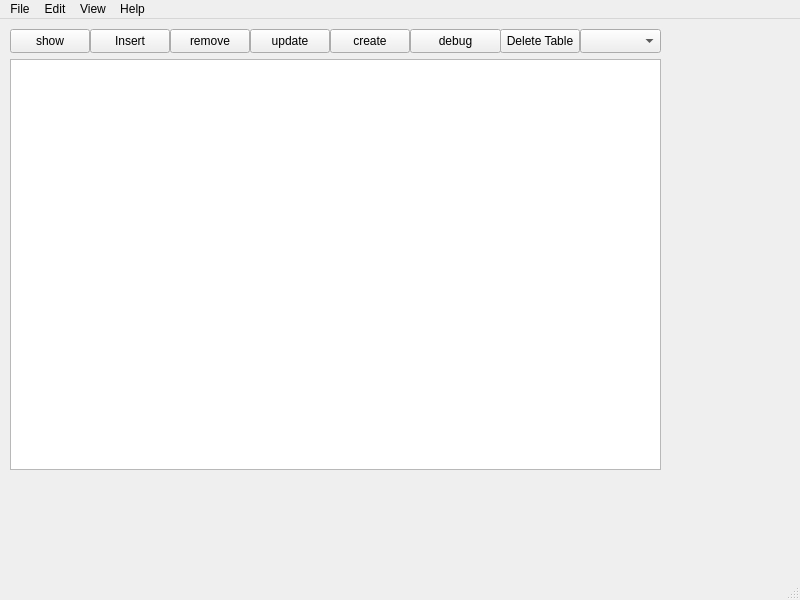
Above: mainwindow.ui from Black-Art-001/School-Management before the change. Below: the same form after it.
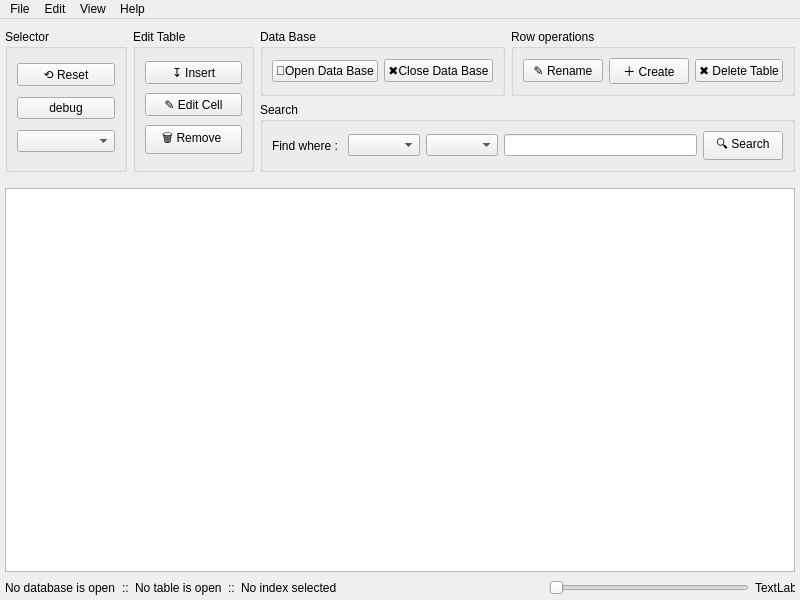
That is the form after the change. Icons and pictures are not drawn.

Patch:
```diff
--- a/mainwindow.ui
+++ b/mainwindow.ui
@@ -14,117 +14,285 @@
    <string>MainWindow</string>
   </property>
   <widget class="QWidget" name="centralwidget">
-   <widget class="QTableView" name="tableView">
-    <property name="geometry">
-     <rect>
-      <x>10</x>
-      <y>40</y>
-      <width>651</width>
-      <height>411</height>
-     </rect>
+   <layout class="QVBoxLayout" name="verticalLayout">
+    <property name="leftMargin">
+     <number>5</number>
     </property>
-   </widget>
-   <widget class="QPushButton" name="show_table">
-    <property name="geometry">
-     <rect>
-      <x>10</x>
-      <y>10</y>
-      <width>80</width>
-      <height>24</height>
-     </rect>
+    <property name="topMargin">
+     <number>0</number>
     </property>
-    <property name="text">
-     <string>show</string>
+    <property name="rightMargin">
+     <number>5</number>
     </property>
-   </widget>
-   <widget class="QPushButton" name="insert_table">
-    <property name="geometry">
-     <rect>
-      <x>90</x>
-      <y>10</y>
-      <width>80</width>
-      <height>24</height>
-     </rect>
+    <property name="bottomMargin">
+     <number>2</number>
     </property>
-    <property name="text">
-     <string>Insert</string>
-    </property>
-   </widget>
-   <widget class="QPushButton" name="remove">
-    <property name="geometry">
-     <rect>
-      <x>170</x>
-      <y>10</y>
-      <width>80</width>
-      <height>24</height>
-     </rect>
-    </property>
-    <property name="text">
-     <string>remove</string>
-    </property>
-   </widget>
-   <widget class="QPushButton" name="edit_cell">
-    <property name="geometry">
-     <rect>
-      <x>250</x>
-      <y>10</y>
-      <width>80</width>
-      <height>24</height>
-     </rect>
-    </property>
-    <property name="text">
-     <string>update</string>
-    </property>
-   </widget>
-   <widget class="QComboBox" name="select_table">
-    <property name="geometry">
-     <rect>
-      <x>580</x>
-      <y>10</y>
-      <width>81</width>
-      <height>24</height>
-     </rect>
-    </property>
-   </widget>
-   <widget class="QPushButton" name="pushButton">
-    <property name="geometry">
-     <rect>
-      <x>410</x>
-      <y>10</y>
-      <width>91</width>
-      <height>24</height>
-     </rect>
-    </property>
-    <property name="text">
-     <string>debug</string>
-    </property>
-   </widget>
-   <widget class="QPushButton" name="create">
-    <property name="geometry">
-     <rect>
-      <x>330</x>
-      <y>10</y>
-      <width>80</width>
-      <height>24</height>
-     </rect>
-    </property>
-    <property name="text">
-     <string>create</string>
-    </property>
-   </widget>
-   <widget class="QPushButton" name="dropTable">
-    <property name="geometry">
-     <rect>
-      <x>500</x>
-      <y>10</y>
-      <width>80</width>
-      <height>24</height>
-     </rect>
-    </property>
-    <property name="text">
-     <string>Delete Table</string>
-    </property>
-   </widget>
+    <item>
+     <layout class="QGridLayout" name="gridLayout" rowstretch="0,0">
+      <property name="sizeConstraint">
+       <enum>QLayout::SizeConstraint::SetDefaultConstraint</enum>
+      </property>
+      <property name="leftMargin">
+       <number>0</number>
+      </property>
+      <property name="topMargin">
+       <number>10</number>
+      </property>
+      <property name="rightMargin">
+       <number>0</number>
+      </property>
+      <property name="bottomMargin">
+       <number>10</number>
+      </property>
+      <item row="0" column="3">
+       <widget class="QGroupBox" name="groupBox_5">
+        <property name="title">
+         <string>Data Base</string>
+        </property>
+        <layout class="QHBoxLayout" name="horizontalLayout_3">
+         <item>
+          <widget class="QPushButton" name="OpenDataBase">
+           <property name="text">
+            <string>📂Open Data Base</string>
+           </property>
+          </widget>
+         </item>
+         <item>
+          <widget class="QPushButton" name="closeDataBase">
+           <property name="text">
+            <string>✖Close Data Base</string>
+           </property>
+          </widget>
+         </item>
+        </layout>
+       </widget>
+      </item>
+      <item row="0" column="4">
+       <widget class="QGroupBox" name="groupBox">
+        <property name="title">
+         <string>Row operations</string>
+        </property>
+        <layout class="QHBoxLayout" name="horizontalLayout_2">
+         <item>
+          <widget class="QPushButton" name="renamTable">
+           <property name="text">
+            <string>✎ Rename</string>
+           </property>
+          </widget>
+         </item>
+         <item>
+          <widget class="QPushButton" name="create">
+           <property name="text">
+            <string>＋ Create</string>
+           </property>
+          </widget>
+         </item>
+         <item>
+          <widget class="QPushButton" name="dropTable">
+           <property name="text">
+            <string>✖ Delete Table</string>
+           </property>
+          </widget>
+         </item>
+        </layout>
+       </widget>
+      </item>
+      <item row="0" column="0" rowspan="2">
+       <widget class="QGroupBox" name="groupBox_2">
+        <property name="maximumSize">
+         <size>
+          <width>250</width>
+          <height>16777215</height>
+         </size>
+        </property>
+        <property name="title">
+         <string>Selector</string>
+        </property>
+        <layout class="QVBoxLayout" name="verticalLayout_3">
+         <item>
+          <widget class="QPushButton" name="show_table">
+           <property name="text">
+            <string>⟲ Reset</string>
+           </property>
+          </widget>
+         </item>
+         <item>
+          <widget class="QPushButton" name="pushButton">
+           <property name="text">
+            <string>debug</string>
+           </property>
+          </widget>
+         </item>
+         <item>
+          <widget class="QComboBox" name="select_table"/>
+         </item>
+        </layout>
+       </widget>
+      </item>
+      <item row="0" column="1" rowspan="2">
+       <widget class="QGroupBox" name="groupBox_3">
+        <property name="maximumSize">
+         <size>
+          <width>300</width>
+          <height>16777215</height>
+         </size>
+        </property>
+        <property name="title">
+         <string>Edit Table</string>
+        </property>
+        <layout class="QVBoxLayout" name="verticalLayout_2">
+         <property name="leftMargin">
+          <number>9</number>
+         </property>
+         <item>
+          <widget class="QPushButton" name="insert_table">
+           <property name="text">
+            <string>↧ Insert</string>
+           </property>
+          </widget>
+         </item>
+         <item>
+          <widget class="QPushButton" name="edit_cell">
+           <property name="text">
+            <string>✎ Edit Cell</string>
+           </property>
+          </widget>
+         </item>
+         <item>
+          <widget class="QPushButton" name="remove">
+           <property name="text">
+            <string>🗑 Remove </string>
+           </property>
+          </widget>
+         </item>
+        </layout>
+       </widget>
+      </item>
+      <item row="1" column="3" colspan="2">
+       <widget class="QGroupBox" name="groupBox_4">
+        <property name="title">
+         <string>Search</string>
+        </property>
+        <layout class="QHBoxLayout" name="horizontalLayout">
+         <item>
+          <widget class="QLabel" name="label">
+           <property name="text">
+            <string>Find where : </string>
+           </property>
+          </widget>
+         </item>
+         <item>
+          <widget class="QComboBox" name="ColName"/>
+         </item>
+         <item>
+          <widget class="QComboBox" name="operation_tags"/>
+         </item>
+         <item>
+          <widget class="QLineEdit" name="key"/>
+         </item>
+         <item>
+          <widget class="QPushButton" name="searchBox">
+           <property name="text">
+            <string>🔍 Search</string>
+           </property>
+          </widget>
+         </item>
+        </layout>
+       </widget>
+      </item>
+     </layout>
+    </item>
+    <item>
+     <widget class="QTableView" name="tableView"/>
+    </item>
+    <item>
+     <layout class="QGridLayout" name="gridLayout_2">
+      <property name="topMargin">
+       <number>0</number>
+      </property>
+      <item row="0" column="5">
+       <spacer name="horizontalSpacer">
+        <property name="orientation">
+         <enum>Qt::Orientation::Horizontal</enum>
+        </property>
+        <property name="sizeHint" stdset="0">
+         <size>
+          <width>40</width>
+          <height>20</height>
+         </size>
+        </property>
+       </spacer>
+      </item>
+      <item row="0" column="1">
+       <widget class="QLabel" name="label_2">
+        <property name="text">
+         <string>::</string>
+        </property>
+       </widget>
+      </item>
+      <item row="0" column="6">
+       <widget class="QSlider" name="zoomSlider">
+        <property name="maximumSize">
+         <size>
+          <width>200</width>
+          <height>16777215</height>
+         </size>
+        </property>
+        <property name="minimum">
+         <number>50</number>
+        </property>
+        <property name="maximum">
+         <number>200</number>
+        </property>
+        <property name="orientation">
+         <enum>Qt::Orientation::Horizontal</enum>
+        </property>
+       </widget>
+      </item>
+      <item row="0" column="4">
+       <widget class="QLabel" name="index">
+        <property name="text">
+         <string>No index selected</string>
+        </property>
+       </widget>
+      </item>
+      <item row="0" column="7">
+       <widget class="QLabel" name="zoomPercent">
+        <property name="maximumSize">
+         <size>
+          <width>40</width>
+          <height>16777215</height>
+         </size>
+        </property>
+        <property name="text">
+         <string>TextLabel</string>
+        </property>
+       </widget>
+      </item>
+      <item row="0" column="2">
+       <widget class="QLabel" name="tableName">
+        <property name="text">
+         <string>No table is open</string>
+        </property>
+       </widget>
+      </item>
+      <item row="0" column="0">
+       <widget class="QLabel" name="dataBaseName">
+        <property name="text">
+         <string>No database is open</string>
+        </property>
+       </widget>
+      </item>
+      <item row="0" column="3">
+       <widget class="QLabel" name="label_3">
+        <property name="text">
+         <string>::</string>
+        </property>
+       </widget>
+      </item>
+     </layout>
+    </item>
+   </layout>
   </widget>
   <widget class="QMenuBar" name="menubar">
    <property name="geometry">
@@ -170,7 +338,6 @@
    <addaction name="menuView"/>
    <addaction name="menuHelp"/>
   </widget>
-  <widget class="QStatusBar" name="statusbar"/>
   <action name="actionnew">
    <property name="text">
     <string>New</string>
```
Left out of the diff: 44 changed lines with no effect on the pictures.
